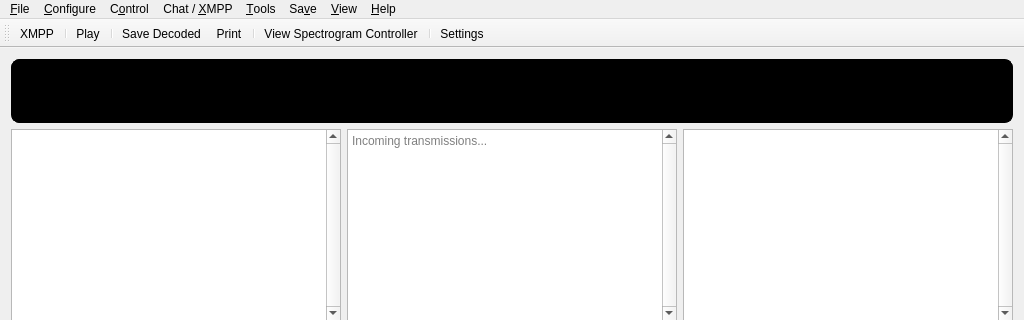
First picture: the form in src/ui/mainwindow.ui, repository GekkoFyre/small-world-deluxe, before the edit; both pictures show x 0 to 1024 and y 0 to 320 of the 1024 by 768 pixel window.
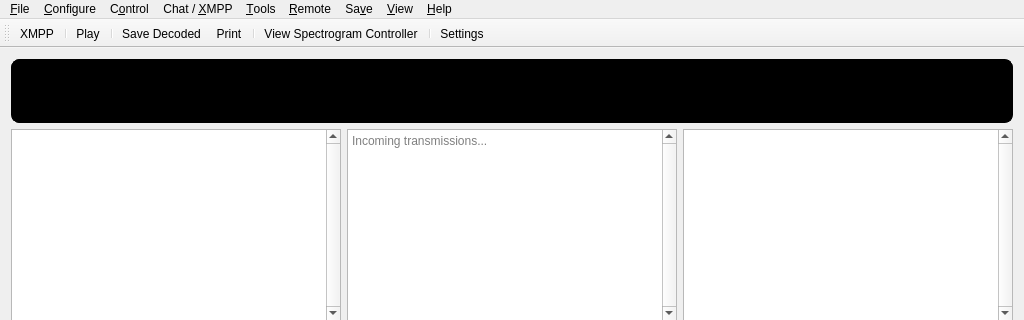
Second picture: the form after the edit. The open tabs and pages were chosen to show the change.

```diff
--- a/src/ui/mainwindow.ui
+++ b/src/ui/mainwindow.ui
@@ -1696,11 +1696,18 @@
     <addaction name="separator"/>
     <addaction name="actionView_Roster"/>
    </widget>
+   <widget class="QMenu" name="menu_Remote">
+    <property name="title">
+     <string>&amp;Remote</string>
+    </property>
+    <addaction name="actionConnect"/>
+   </widget>
    <addaction name="menu_File"/>
    <addaction name="menu_Configure"/>
    <addaction name="menuC_ontrol"/>
    <addaction name="menuChat_XMPP"/>
    <addaction name="menu_Tools"/>
+   <addaction name="menu_Remote"/>
    <addaction name="menuSa_ve"/>
    <addaction name="menu_View"/>
    <addaction name="menu_Help"/>
```
Left out of the diff: 12 changed lines with no effect on the pictures.
